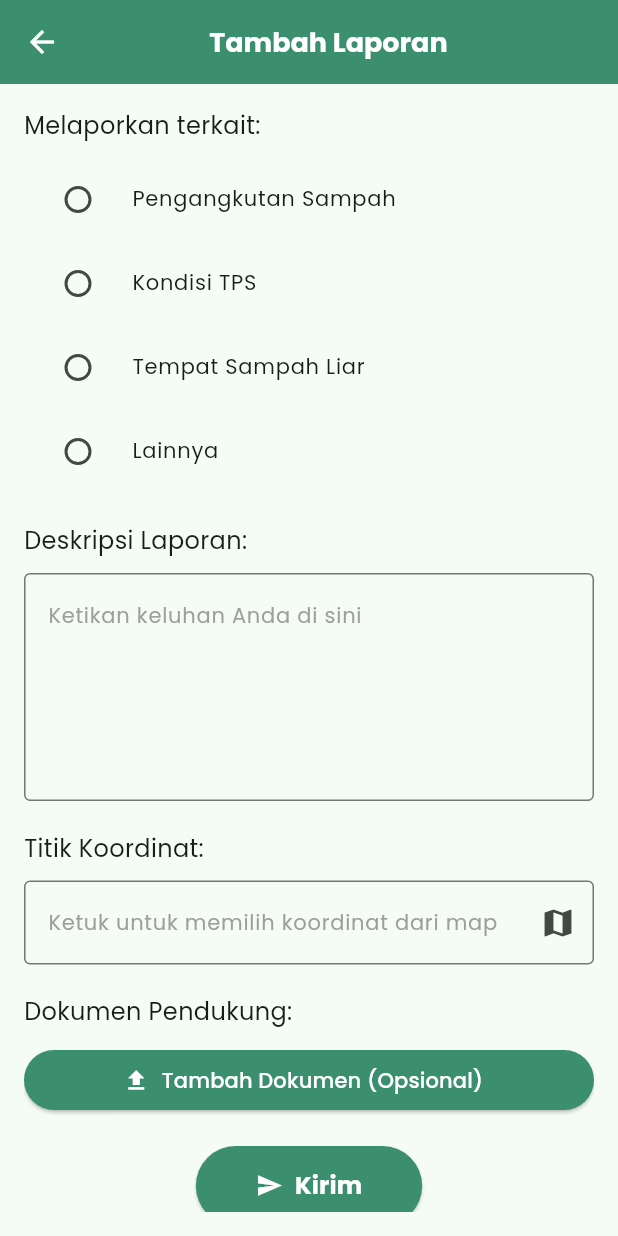
After one commit to Vexonor/PBL-IF-09, a Flutter app: the TambahLaporan screen opened directly, on a phone screen of 412 x 824 dp. The commit adds this screen. Run offline on Flutter 3.47's test engine with Material 3 defaults, Android fonts, the phone set to English and light mode, and no system bars; our stand-ins replace flutter_map, google_fonts, image_picker, latlong2.

Commit message:
Frontend Warga: 1. Laporan 2. Update bank sampah dan tps

```diff
--- /dev/null
+++ b/lib/pages/laporan/tambah_laporan.dart
@@ -0,0 +1,201 @@
+import 'dart:io';
+import 'package:flutter/material.dart';
+import 'package:google_fonts/google_fonts.dart';
+import 'package:image_picker/image_picker.dart';
+import 'package:latlong2/latlong.dart';
+import 'package:trashify/pages/laporan/fungsi_tambahan/pilih_koordinat.dart';
+
+class TambahLaporan extends StatefulWidget {
+  const TambahLaporan({super.key});
+
+  @override
+  State<TambahLaporan> createState() => _TambahLaporanState();
+}
+
+class _TambahLaporanState extends State<TambahLaporan> {
+  final _deskripsiLaporanController = TextEditingController();
+  final _koordinatController = TextEditingController();
+  // ignore: unused_field
+  LatLng? _koordinatPilihan;
+
+  Future<void> _openMap() async {
+    final LatLng? result = await Navigator.push(
+      context,
+      MaterialPageRoute(
+        builder: (context) => const Pilihkoordinat(),
+      ),
+    );
+
+    if (result != null) {
+      setState(() {
+        _koordinatPilihan = result;
+        _koordinatController.text = '${result.latitude}, ${result.longitude}';
+      });
+    }
+  }
+
+  String? _kategoriLaporan;
+  XFile? _gambarPilihan;
+  final _pemilih = ImagePicker();
+
+  void _pickImage() async {
+    final gambarTerpilih =
+        await _pemilih.pickImage(source: ImageSource.gallery);
+    setState(() {
+      _gambarPilihan = gambarTerpilih;
+    });
+  }
+
+  @override
+  Widget build(BuildContext context) {
+    return Scaffold(
+      appBar: AppBar(
+        backgroundColor: const Color.fromARGB(255, 59, 142, 110),
+        elevation: 0,
+        leading: IconButton(
+          icon: const Icon(Icons.arrow_back, color: Colors.white),
+          onPressed: () {
+            Navigator.pop(context);
+          },
+        ),
+        title: Center(
+          widthFactor: 1.85,
+          child: Text(
+            'Tambah Laporan',
+            style: GoogleFonts.poppins(
+              fontSize: 18,
+              fontWeight: FontWeight.bold,
+              color: Colors.white,
+            ),
+          ),
+        ),
+      ),
+      body: Padding(
+        padding: const EdgeInsets.all(16.0),
+        child: SingleChildScrollView(
+          child: Column(
+            crossAxisAlignment: CrossAxisAlignment.start,
+            children: [
+              Text('Melaporkan terkait:',
+                  style: GoogleFonts.poppins(fontSize: 16)),
+              const SizedBox(height: 10),
+              Column(
+                children: [
+                  _buildRadioInput('Pengangkutan Sampah'),
+                  _buildRadioInput('Kondisi TPS'),
+                  _buildRadioInput('Tempat Sampah Liar'),
+                  _buildRadioInput('Lainnya'),
+                ],
+              ),
+              const SizedBox(height: 20),
+              Text('Deskripsi Laporan:',
+                  style: GoogleFonts.poppins(fontSize: 16)),
+              const SizedBox(height: 10),
+              TextField(
+                controller: _deskripsiLaporanController,
+                maxLines: 5,
+                decoration: InputDecoration(
+                  border: const OutlineInputBorder(),
+                  hintText: 'Ketikan keluhan Anda di sini',
+                  hintStyle: GoogleFonts.poppins(
+                              fontSize: 14,
+                              color: Colors.grey),
+                ),
+              ),
+              const SizedBox(height: 20),
+              Text('Titik Koordinat:',
+                  style: GoogleFonts.poppins(fontSize: 16)),
+              const SizedBox(height: 10),
+              TextField(
+                controller: _koordinatController,
+                readOnly: true,
+                onTap: _openMap,
+                decoration: InputDecoration(
+                  border: const OutlineInputBorder(),
+                  hintText: 'Ketuk untuk memilih koordinat dari map',
+                  hintStyle:
+                      GoogleFonts.poppins(fontSize: 14, color: Colors.grey),
+                  suffixIcon: const SizedBox(
+                    child: Icon(Icons.map),
+                  )
+                ),
+              ),
+              const SizedBox(height: 20),
+              Text('Dokumen Pendukung:',
+                  style: GoogleFonts.poppins(fontSize: 16)),
+              const SizedBox(height: 10),
+              SizedBox(
+                width: double.infinity,
+                child: ElevatedButton.icon(
+                  onPressed: _pickImage,
+                  icon: const Icon(
+                    Icons.file_upload,
+                    color: Colors.white,
+                  ),
+                  label: Text(
+                    'Tambah Dokumen (Opsional)',
+                    style: GoogleFonts.poppins(fontSize: 14, color: Colors.white),
+                  ),
+                  style: ElevatedButton.styleFrom(
+                    backgroundColor: const Color.fromARGB(255, 59, 142, 110),
+                  ),
+                ),
+              ),
+              if (_gambarPilihan != null)
+                Center(
+                  child: Padding(
+                    padding: const EdgeInsets.symmetric(vertical: 10),
+                    child: Image.file(
+                      File(_gambarPilihan!.path),
+                      height: 100,
+                    ),
+                  ),
+                ),
+              const SizedBox(height: 20),
+              Center(
+                child: ElevatedButton.icon(
+                  onPressed: () {
+
+                  },
+                  icon: const Icon(
+                    Icons.send,
+                    color: Colors.white,
+                  ),
+                  label: Text(
+                    'Kirim',
+                    style: GoogleFonts.poppins(
+                        fontSize: 16,
+                        fontWeight: FontWeight.bold,
+                        color: Colors.white),
+                  ),
+                  style: ElevatedButton.styleFrom(
+                    backgroundColor: const Color.fromARGB(255, 59, 142, 110),
+                    padding: const EdgeInsets.symmetric(
+                        horizontal: 40, vertical: 15),
+                  ),
+                ),
+              ),
+            ],
+          ),
+        ),
+      ),
+    );
+  }
+
+  Widget _buildRadioInput(String title) {
+    return RadioListTile<String>(
+      value: title,
+      groupValue: _kategoriLaporan,
+      onChanged: (String? value) {
+        setState(() {
+          _kategoriLaporan = value;
+        });
+      },
+      title: Text(title,
+        style: GoogleFonts.poppins(
+          fontSize: 14,
+        ),
+      ),
+    );
+  }
+}
--- a/lib/pages/lokasi_tps.dart
+++ b/lib/pages/lokasi_tps.dart
@@ -19,6 +19,7 @@ class _LokasiTpsState extends State<LokasiTps> {
         backgroundColor: const Color.fromARGB(255, 59, 142, 110),
         elevation: 0,
         title: Center(
+          widthFactor: 2.75,
           child: Text(
             'Lokasi TPS',
             style: GoogleFonts.poppins(
--- a/lib/pages/lokasi_tps/detail_lokasi_tps.dart
+++ b/lib/pages/lokasi_tps/detail_lokasi_tps.dart
@@ -21,13 +21,13 @@ class _DetailLokasiTpsState extends State<DetailLokasiTps> {
           'namaTps': 'TPS Kamp. Jabi',
           'status': 'Kosong',
           'jarakTps': '7 menit',
-          'kordinat': const LatLng(1.0828, 104.0305)
+          'koordinat': const LatLng(1.0828, 104.0305)
         },
         {
           'namaTps': 'TPS 02',
           'status': 'Penuh',
           'jarakTps': '15 menit',
-          'kordinat': const LatLng(1.1825, 104.0302)
+          'koordinat': const LatLng(1.1825, 104.0302)
         },
       ],
       'Sagulung': [
@@ -35,20 +35,19 @@ class _DetailLokasiTpsState extends State<DetailLokasiTps> {
           'namaTps': 'TPS Kaling Baru Sagulung',
           'status': 'Kosong',
           'jarakTps': '23 menit',
-          'kordinat': const LatLng(1.0828, 104.0305)
+          'koordinat': const LatLng(1.0828, 104.0305)
         },
       ],
-      // Add other Kecamatan data here
     };
     final List<Map<String, dynamic>> selectedTps =
         tpsData[widget.kecamatan] ?? [];
     return Scaffold(
       backgroundColor: const Color.fromARGB(255, 255, 255, 255),
       appBar: AppBar(
-        automaticallyImplyLeading: false,
         backgroundColor: const Color.fromARGB(255, 59, 142, 110),
         elevation: 0,
         title: Center(
+          widthFactor: 1.2,
           child: Text(
             'Lokasi TPS - ${widget.kecamatan}',
             style: GoogleFonts.poppins(
@@ -59,18 +58,17 @@ class _DetailLokasiTpsState extends State<DetailLokasiTps> {
           ),
         ),
         leading: IconButton(
-          icon: const Icon(
-            Icons.location_on,
-            color: Colors.white,
-          ),
+          icon: const Icon(Icons.arrow_back, color: Colors.white),
           onPressed: () {
-            // TODO: Halaman Notifikasi
+            Navigator.pop(context);
           },
         ),
         actions: [
           IconButton(
             icon: const Icon(Icons.notifications_none, color: Colors.white),
-            onPressed: () {},
+            onPressed: () {
+              // TODO: Halaman Notifikasi
+            },
           ),
         ],
       ),
@@ -85,7 +83,7 @@ class _DetailLokasiTpsState extends State<DetailLokasiTps> {
                 height: 250,
                 child: FlutterMap(
                   options: MapOptions(
-                    initialCenter: tps['kordinat'],
+                    initialCenter: tps['koordinat'],
                     initialZoom: 15,
                   ),
                   children: [
@@ -98,7 +96,7 @@ class _DetailLokasiTpsState extends State<DetailLokasiTps> {
                         Marker(
                           width: 80.0,
                           height: 80.0,
-                          point: tps['kordinat'],
+                          point: tps['koordinat'],
                           child: const Icon(
                             Icons.location_on,
                             size: 40,
--- a/pubspec.yaml
+++ b/pubspec.yaml
@@ -40,6 +40,7 @@ dependencies:
   latlong2: ^0.9.1
   url_launcher: ^6.3.1
   flutter_map_cancellable_tile_provider: ^3.0.2
+  image_picker: ^1.1.2
 
 dev_dependencies:
   flutter_test:
```
Also changed, not shown: lib/pages/bank_sampah.dart (+24 -23 lines), lib/pages/laporan.dart (+18 -7 lines), lib/pages/laporan/fungsi_tambahan/pilih_koordinat.dart (added, +135 -0 lines), pubspec.lock, 5 other files.
